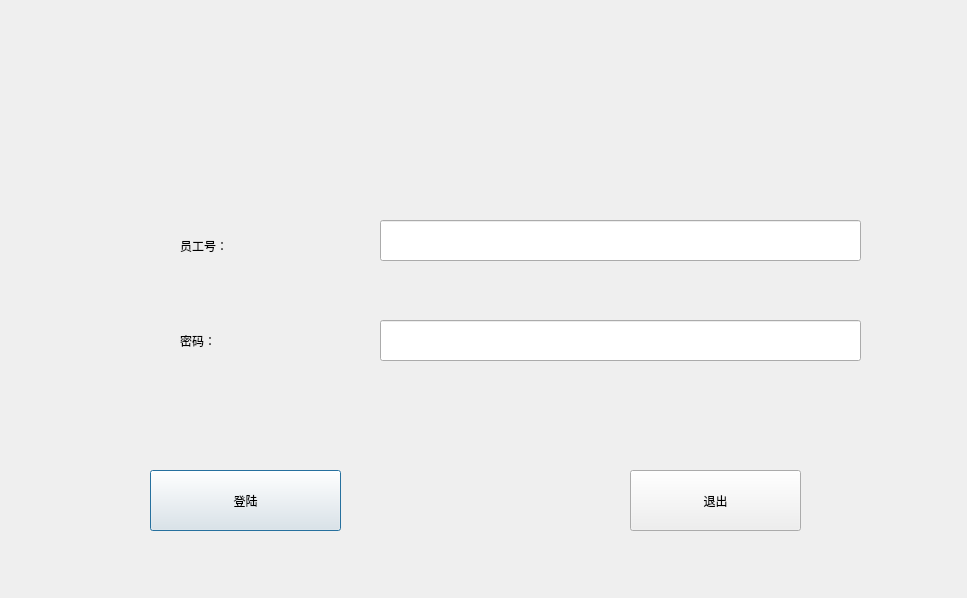
This is logindialog.ui in Vaskka/DR_Projects as Qt 5 draws it before an edit. The edited form follows.
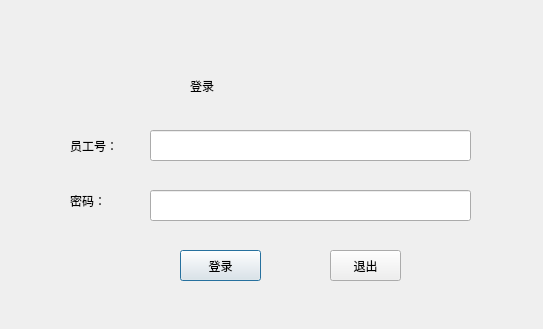
This is the edited form.

Patch:
```diff
--- a/logindialog.ui
+++ b/logindialog.ui
@@ -6,8 +6,8 @@
    <rect>
     <x>0</x>
     <y>0</y>
-    <width>967</width>
-    <height>598</height>
+    <width>543</width>
+    <height>329</height>
    </rect>
   </property>
   <property name="windowTitle">
@@ -16,14 +16,14 @@
   <widget class="QPushButton" name="Login_LoginButton">
    <property name="geometry">
     <rect>
-     <x>150</x>
-     <y>470</y>
-     <width>191</width>
-     <height>61</height>
+     <x>180</x>
+     <y>250</y>
+     <width>81</width>
+     <height>31</height>
     </rect>
    </property>
    <property name="text">
-    <string>登陆</string>
+    <string>登录</string>
    </property>
    <property name="default">
     <bool>true</bool>
@@ -32,10 +32,10 @@
   <widget class="QPushButton" name="Login_Quit">
    <property name="geometry">
     <rect>
-     <x>630</x>
-     <y>470</y>
-     <width>171</width>
-     <height>61</height>
+     <x>330</x>
+     <y>250</y>
+     <width>71</width>
+     <height>31</height>
     </rect>
    </property>
    <property name="text">
@@ -45,20 +45,20 @@
   <widget class="QLineEdit" name="Login_UserNumberEdit">
    <property name="geometry">
     <rect>
-     <x>380</x>
-     <y>220</y>
-     <width>481</width>
-     <height>41</height>
+     <x>150</x>
+     <y>130</y>
+     <width>321</width>
+     <height>31</height>
     </rect>
    </property>
   </widget>
   <widget class="QLineEdit" name="Login_UserPasswordEdit">
    <property name="geometry">
     <rect>
-     <x>380</x>
-     <y>320</y>
-     <width>481</width>
-     <height>41</height>
+     <x>150</x>
+     <y>190</y>
+     <width>321</width>
+     <height>31</height>
     </rect>
    </property>
    <property name="echoMode">
@@ -68,9 +68,9 @@
   <widget class="QLabel" name="Login_UserNumber_Label">
    <property name="geometry">
     <rect>
-     <x>180</x>
-     <y>220</y>
-     <width>111</width>
+     <x>70</x>
+     <y>120</y>
+     <width>61</width>
      <height>51</height>
     </rect>
    </property>
@@ -81,9 +81,9 @@
   <widget class="QLabel" name="Login_UserPasswordLabel">
    <property name="geometry">
     <rect>
-     <x>180</x>
-     <y>320</y>
-     <width>121</width>
+     <x>70</x>
+     <y>180</y>
+     <width>61</width>
      <height>41</height>
     </rect>
    </property>
@@ -91,6 +91,40 @@
     <string>密码：</string>
    </property>
   </widget>
+  <widget class="QLabel" name="label">
+   <property name="geometry">
+    <rect>
+     <x>50</x>
+     <y>30</y>
+     <width>461</width>
+     <height>271</height>
+    </rect>
+   </property>
+   <property name="text">
+    <string/>
+   </property>
+  </widget>
+  <widget class="QLabel" name="label_2">
+   <property name="geometry">
+    <rect>
+     <x>190</x>
+     <y>60</y>
+     <width>201</width>
+     <height>51</height>
+    </rect>
+   </property>
+   <property name="text">
+    <string>登录</string>
+   </property>
+  </widget>
+  <zorder>label</zorder>
+  <zorder>Login_LoginButton</zorder>
+  <zorder>Login_Quit</zorder>
+  <zorder>Login_UserNumberEdit</zorder>
+  <zorder>Login_UserPasswordEdit</zorder>
+  <zorder>Login_UserNumber_Label</zorder>
+  <zorder>Login_UserPasswordLabel</zorder>
+  <zorder>label_2</zorder>
  </widget>
  <resources/>
  <connections/>
```
